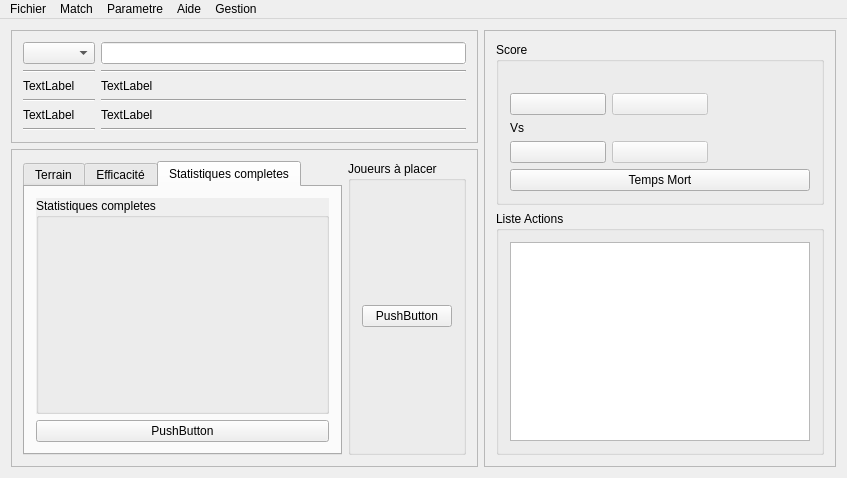
This is ui/ecran.ui in flagage/volleyclubstats as Qt 5 draws it before an edit. The edited form follows.
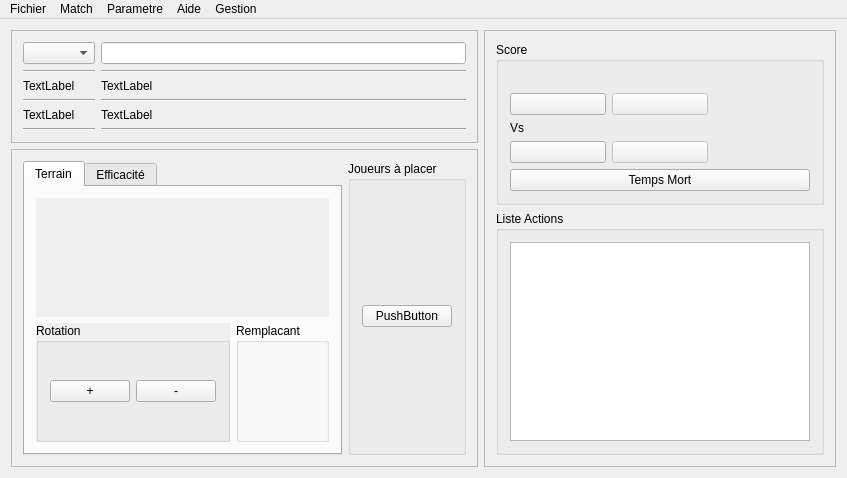
This is the edited form. The open tabs and pages were chosen to show the change. Icons and pictures are not drawn.

Diff of the .ui file:
```diff
--- a/ui/ecran.ui
+++ b/ui/ecran.ui
@@ -122,31 +122,6 @@
            </item>
           </layout>
          </widget>
-         <widget class="QWidget" name="tab_2">
-          <attribute name="title">
-           <string>Statistiques completes</string>
-          </attribute>
-          <layout class="QGridLayout" name="gridLayout_20">
-           <item row="0" column="0">
-            <widget class="QGroupBox" name="groupBox_3">
-             <property name="autoFillBackground">
-              <bool>true</bool>
-             </property>
-             <property name="title">
-              <string>Statistiques completes</string>
-             </property>
-             <layout class="QGridLayout" name="gridLayout_10"/>
-            </widget>
-           </item>
-           <item row="1" column="0">
-            <widget class="QPushButton" name="pushButton_8">
-             <property name="text">
-              <string>PushButton</string>
-             </property>
-            </widget>
-           </item>
-          </layout>
-         </widget>
         </widget>
        </item>
        <item row="1" column="1">
```
Left out of the diff: 2 changed lines with no effect on the pictures.
